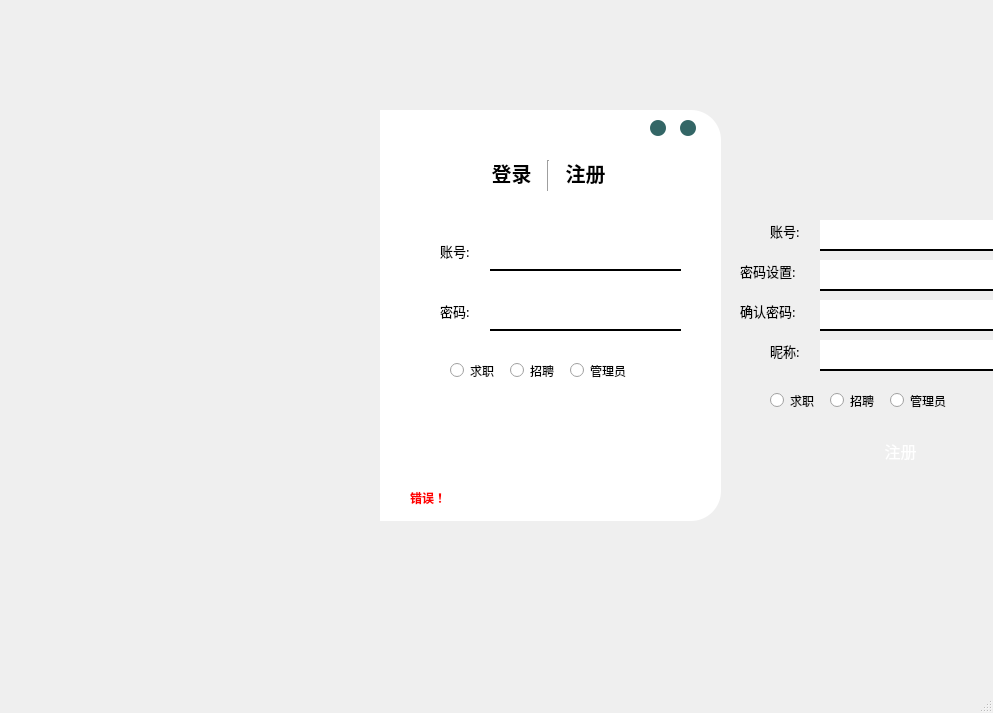
python-team-9/final_work, file Logup/loading.ui: the form before one commit.
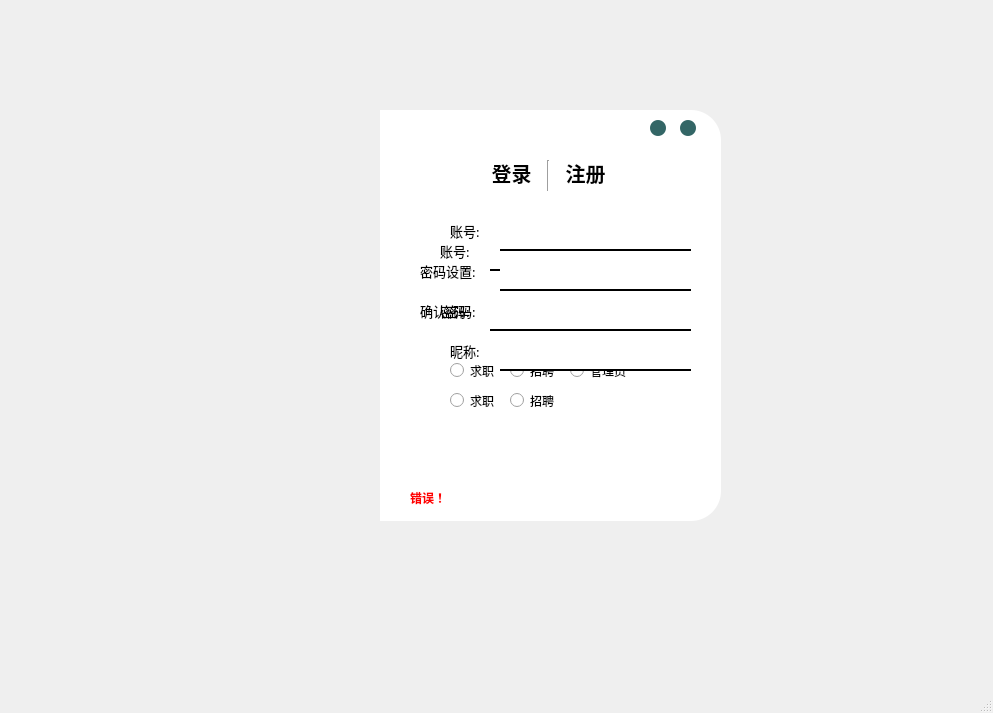
The form after the commit. Icons and pictures are not drawn.

```diff
--- a/Logup/loading.ui
+++ b/Logup/loading.ui
@@ -334,7 +334,7 @@
    <widget class="QWidget" name="widget_2" native="true">
     <property name="geometry">
      <rect>
-      <x>730</x>
+      <x>410</x>
       <y>200</y>
       <width>291</width>
       <height>281</height>
@@ -392,19 +392,6 @@
       <string>密码设置:</string>
      </property>
     </widget>
-    <widget class="QRadioButton" name="radioButton_3">
-     <property name="geometry">
-      <rect>
-       <x>160</x>
-       <y>190</y>
-       <width>71</width>
-       <height>21</height>
-      </rect>
-     </property>
-     <property name="text">
-      <string>管理员</string>
-     </property>
-    </widget>
     <widget class="QRadioButton" name="radioButton_4">
      <property name="geometry">
       <rect>
```
